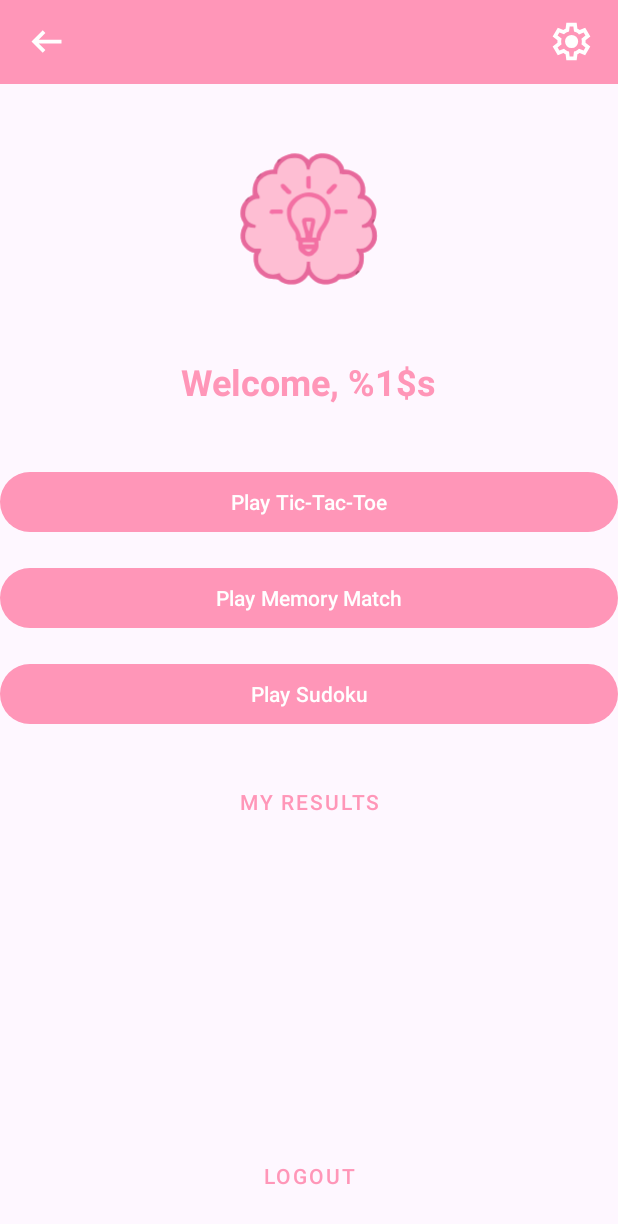
After one commit to TamaraKosovac/Games-collection, an Android app: the layout activity_main_menu.xml on its own in the app's theme, with its tools: preview values and no code run, on a phone screen of 412 x 824 dp. The commit adds this screen. Shown: the top 1224 px of the screen. Run offline under Robolectric (Android 15) with nearby library versions, the phone set to English and light mode, and no system bars.

Commit message:
Added menu options

```diff
--- a/Mozgalica/app/src/main/AndroidManifest.xml
+++ b/Mozgalica/app/src/main/AndroidManifest.xml
@@ -12,6 +12,9 @@
         android:supportsRtl="true"
         android:theme="@style/Theme.Mozgalica"
         tools:targetApi="31">
+        <activity
+            android:name=".activities.MainMenuActivity"
+            android:exported="false" />
         <activity
             android:name=".activities.SettingsActivity"
             android:exported="false" />
@@ -35,6 +38,7 @@
             android:exported="true">
             <intent-filter>
                 <action android:name="android.intent.action.MAIN" />
+
                 <category android:name="android.intent.category.LAUNCHER" />
             </intent-filter>
         </activity>
--- a/Mozgalica/app/src/main/java/com/example/mozgalica/activities/LoginActivity.java
+++ b/Mozgalica/app/src/main/java/com/example/mozgalica/activities/LoginActivity.java
@@ -29,6 +29,9 @@ public class LoginActivity extends AppCompatActivity {
     protected void onCreate(Bundle savedInstanceState) {
         super.onCreate(savedInstanceState);
         setContentView(R.layout.activity_login);
+        if (android.os.Build.VERSION.SDK_INT >= android.os.Build.VERSION_CODES.LOLLIPOP) {
+            getWindow().setStatusBarColor(getResources().getColor(R.color.colorPrimaryVariant));
+        }
 
         dbHelper = new DatabaseHelper(this);
 
@@ -62,9 +65,15 @@ public class LoginActivity extends AppCompatActivity {
 
             if (dbHelper.checkUser(username, password)) {
                 Toast.makeText(this, getString(R.string.login_success), Toast.LENGTH_SHORT).show();
+
+                Intent intent = new Intent(this, MainMenuActivity.class);
+                intent.putExtra("USERNAME", username);
+                startActivity(intent);
+                finish();
             } else {
                 Toast.makeText(this, getString(R.string.login_failed), Toast.LENGTH_SHORT).show();
             }
+
         });
 
         tvGoToRegister.setText(getString(R.string.go_to_register));
--- /dev/null
+++ b/Mozgalica/app/src/main/java/com/example/mozgalica/activities/MainMenuActivity.java
@@ -0,0 +1,57 @@
+package com.example.mozgalica.activities;
+
+import android.content.Intent;
+import android.os.Bundle;
+import android.view.View;
+import android.widget.TextView;
+
+import androidx.appcompat.app.AppCompatActivity;
+
+import com.example.mozgalica.R;
+
+public class MainMenuActivity extends AppCompatActivity {
+
+    private TextView tvWelcome;
+
+    @Override
+    protected void onCreate(Bundle savedInstanceState) {
+        super.onCreate(savedInstanceState);
+        setContentView(R.layout.activity_main_menu);
+        if (android.os.Build.VERSION.SDK_INT >= android.os.Build.VERSION_CODES.LOLLIPOP) {
+            getWindow().setStatusBarColor(getResources().getColor(R.color.colorPrimaryVariant));
+        }
+
+        tvWelcome = findViewById(R.id.tvWelcome);
+        String username = getIntent().getStringExtra("USERNAME");
+
+        tvWelcome.setText(getString(R.string.welcome, username));
+    }
+    public void onPlayTicTacToe(View view) {
+        startActivity(new Intent(this, TicTacToeActivity.class));
+    }
+
+    public void onPlayMemoryMatch(View view) {
+        startActivity(new Intent(this, MemoryMatchActivity.class));
+    }
+
+    public void onPlaySudoku(View view) {
+        startActivity(new Intent(this, SudokuActivity.class));
+    }
+
+    public void onShowHistory(View view) {
+        Intent intent = new Intent(this, HistoryActivity.class);
+        intent.putExtra("USERNAME", getIntent().getStringExtra("USERNAME"));
+        startActivity(intent);
+    }
+
+    public void onSettings(View view) {
+        startActivity(new Intent(this, SettingsActivity.class));
+    }
+
+    public void onLogout(View view) {
+        Intent intent = new Intent(this, LoginActivity.class);
+        intent.setFlags(Intent.FLAG_ACTIVITY_NEW_TASK | Intent.FLAG_ACTIVITY_CLEAR_TASK); // očisti backstack
+        startActivity(intent);
+        finish();
+    }
+}
--- a/Mozgalica/app/src/main/java/com/example/mozgalica/activities/RegisterActivity.java
+++ b/Mozgalica/app/src/main/java/com/example/mozgalica/activities/RegisterActivity.java
@@ -30,6 +30,9 @@ public class RegisterActivity extends AppCompatActivity {
     protected void onCreate(Bundle savedInstanceState) {
         super.onCreate(savedInstanceState);
         setContentView(R.layout.activity_register);
+        if (android.os.Build.VERSION.SDK_INT >= android.os.Build.VERSION_CODES.LOLLIPOP) {
+            getWindow().setStatusBarColor(getResources().getColor(R.color.colorPrimaryVariant));
+        }
 
         dbHelper = new DatabaseHelper(this);
 
--- /dev/null
+++ b/Mozgalica/app/src/main/res/drawable/ic_back.xml
@@ -0,0 +1,9 @@
+<vector xmlns:android="http://schemas.android.com/apk/res/android"
+    android:width="24dp"
+    android:height="24dp"
+    android:viewportWidth="960"
+    android:viewportHeight="960">
+  <path
+      android:pathData="M400,720 L160,480l240,-240 56,58 -142,142h486v80L314,520l142,142 -56,58Z"
+      android:fillColor="#e3e3e3"/>
+</vector>
--- /dev/null
+++ b/Mozgalica/app/src/main/res/drawable/ic_settings.xml
@@ -0,0 +1,9 @@
+<vector xmlns:android="http://schemas.android.com/apk/res/android"
+    android:width="24dp"
+    android:height="24dp"
+    android:viewportWidth="960"
+    android:viewportHeight="960">
+  <path
+      android:pathData="m370,880 l-16,-128q-13,-5 -24.5,-12T307,725l-119,50L78,585l103,-78q-1,-7 -1,-13.5v-27q0,-6.5 1,-13.5L78,375l110,-190 119,50q11,-8 23,-15t24,-12l16,-128h220l16,128q13,5 24.5,12t22.5,15l119,-50 110,190 -103,78q1,7 1,13.5v27q0,6.5 -2,13.5l103,78 -110,190 -118,-50q-11,8 -23,15t-24,12L590,880L370,880ZM440,800h79l14,-106q31,-8 57.5,-23.5T639,633l99,41 39,-68 -86,-65q5,-14 7,-29.5t2,-31.5q0,-16 -2,-31.5t-7,-29.5l86,-65 -39,-68 -99,42q-22,-23 -48.5,-38.5T533,266l-13,-106h-79l-14,106q-31,8 -57.5,23.5T321,327l-99,-41 -39,68 86,64q-5,15 -7,30t-2,32q0,16 2,31t7,30l-86,65 39,68 99,-42q22,23 48.5,38.5T427,694l13,106ZM482,620q58,0 99,-41t41,-99q0,-58 -41,-99t-99,-41q-59,0 -99.5,41T342,480q0,58 40.5,99t99.5,41ZM480,480Z"
+      android:fillColor="#e3e3e3"/>
+</vector>
--- /dev/null
+++ b/Mozgalica/app/src/main/res/layout/activity_main_menu.xml
@@ -0,0 +1,117 @@
+<RelativeLayout xmlns:android="http://schemas.android.com/apk/res/android"
+    android:layout_width="match_parent"
+    android:layout_height="match_parent">
+
+    <RelativeLayout
+        android:id="@+id/topNavBar"
+        android:layout_width="match_parent"
+        android:layout_height="@dimen/navbar_height"
+        android:background="@color/colorPrimary"
+        android:layout_alignParentTop="true">
+
+        <ImageView
+            android:id="@+id/btnBack"
+            android:layout_width="@dimen/icon_size_nav"
+            android:layout_height="@dimen/icon_size_nav"
+            android:src="@drawable/ic_back"
+            android:contentDescription="@string/back"
+            android:layout_centerVertical="true"
+            android:tint="@color/colorOnPrimary"
+            android:layout_alignParentStart="true"
+            android:layout_marginStart="@dimen/margin_medium"
+            android:clickable="true"
+            android:focusable="true"
+            android:onClick="onBack" />
+
+        <ImageView
+            android:id="@+id/btnSettingsIcon"
+            android:layout_width="@dimen/icon_size_nav"
+            android:layout_height="@dimen/icon_size_nav"
+            android:src="@drawable/ic_settings"
+            android:layout_centerVertical="true"
+            android:contentDescription="@string/settings"
+            android:tint="@color/colorOnPrimary"
+            android:layout_marginEnd="@dimen/margin_medium"
+            android:layout_alignParentEnd="true"
+            android:clickable="true"
+            android:focusable="true"
+            android:onClick="onSettings" />
+    </RelativeLayout>
+
+    <ImageView
+        android:id="@+id/logoImage"
+        android:layout_width="@dimen/logo_size"
+        android:layout_height="@dimen/logo_size"
+        android:src="@drawable/ic_launcher_foreground"
+        android:contentDescription="@string/app_name"
+        android:layout_below="@id/topNavBar"
+        android:layout_marginTop="@dimen/margin_medium"
+        android:layout_centerHorizontal="true" />
+
+    <TextView
+        android:id="@+id/tvWelcome"
+        android:text="@string/welcome"
+        android:textSize="@dimen/title_text_size"
+        android:textColor="@color/colorPrimary"
+        android:textStyle="bold"
+        android:layout_below="@id/logoImage"
+        android:layout_marginTop="@dimen/margin_medium"
+        android:layout_centerHorizontal="true"
+        android:layout_width="wrap_content"
+        android:layout_height="wrap_content" />
+
+    <Button
+        android:id="@+id/btnTicTacToe"
+        style="@style/MozgalicaButton"
+        android:text="@string/play_tic_tac_toe"
+        android:onClick="onPlayTicTacToe"
+        android:layout_below="@id/tvWelcome"
+        android:layout_marginTop="@dimen/game_button_top_margin"
+        android:layout_centerHorizontal="true"
+        android:layout_width="match_parent"
+        android:layout_height="wrap_content" />
+
+    <Button
+        android:id="@+id/btnMemoryMatch"
+        style="@style/MozgalicaButton"
+        android:text="@string/play_memory_match"
+        android:onClick="onPlayMemoryMatch"
+        android:layout_below="@id/btnTicTacToe"
+        android:layout_marginTop="@dimen/margin_medium"
+        android:layout_centerHorizontal="true"
+        android:layout_width="match_parent"
+        android:layout_height="wrap_content" />
+
+    <Button
+        android:id="@+id/btnSudoku"
+        style="@style/MozgalicaButton"
+        android:text="@string/play_sudoku"
+        android:onClick="onPlaySudoku"
+        android:layout_below="@id/btnMemoryMatch"
+        android:layout_marginTop="@dimen/margin_medium"
+        android:layout_centerHorizontal="true"
+        android:layout_width="match_parent"
+        android:layout_height="wrap_content" />
+
+    <Button
+        android:id="@+id/btnHistory"
+        style="@style/MozgalicaSecondaryButton"
+        android:text="@string/my_results"
+        android:onClick="onShowHistory"
+        android:layout_below="@id/btnSudoku"
+        android:layout_marginTop="@dimen/margin_large"
+        android:layout_centerHorizontal="true"
+        android:layout_width="wrap_content"
+        android:layout_height="wrap_content" />
+
+    <Button
+        android:id="@+id/btnLogout"
+        style="@style/MozgalicaSecondaryButton"
+        android:text="@string/logout"
+        android:onClick="onLogout"
+        android:layout_alignParentBottom="true"
+        android:layout_centerHorizontal="true"
+        android:layout_marginBottom="@dimen/margin_medium"
+        android:layout_width="wrap_content"
+        android:layout_height="wrap_content" />
+</RelativeLayout>
--- a/Mozgalica/app/src/main/res/values/dimens.xml
+++ b/Mozgalica/app/src/main/res/values/dimens.xml
@@ -14,10 +14,14 @@
     <dimen name="padding_end_icon">48dp</dimen>
 
     <dimen name="icon_size_small">24dp</dimen>
+    <dimen name="icon_size_nav">30dp</dimen>
     <dimen name="icon_size_medium">48dp</dimen>
     <dimen name="icon_padding">12dp</dimen>
     <dimen name="icon_margin_end">12dp</dimen>
     <dimen name="logo_size">150dp</dimen>
 
     <dimen name="main_padding">24dp</dimen>
+    <dimen name="title_text_size">24sp</dimen>
+    <dimen name="game_button_top_margin">40dp</dimen>
+    <dimen name="navbar_height">56dp</dimen>
 </resources>
--- a/Mozgalica/app/src/main/res/values/strings.xml
+++ b/Mozgalica/app/src/main/res/values/strings.xml
@@ -17,4 +17,12 @@
     <string name="login_failed">Incorrect username or password</string>
     <string name="go_to_register">Don\'t have an account? Register</string>
     <string name="show_password_icon">Show or hide password</string>
+    <string name="settings">Settings</string>
+    <string name="welcome">Welcome, %1$s</string>
+    <string name="play_tic_tac_toe">Play Tic-Tac-Toe</string>
+    <string name="play_memory_match">Play Memory Match</string>
+    <string name="play_sudoku">Play Sudoku</string>
+    <string name="my_results">My Results</string>
+    <string name="back">Back</string>
+    <string name="logout">Logout</string>
 </resources>
--- a/Mozgalica/app/src/main/res/values/themes.xml
+++ b/Mozgalica/app/src/main/res/values/themes.xml
@@ -36,4 +36,10 @@
         <item name="cardCornerRadius">12dp</item>
     </style>
 
+    <style name="MozgalicaSecondaryButton" parent="Widget.MaterialComponents.Button.TextButton">
+        <item name="android:textColor">@color/colorPrimary</item>
+        <item name="android:background">@android:color/transparent</item>
+        <item name="android:textSize">14sp</item>
+    </style>
+
 </resources>
```
Also changed, not shown: 1 other file.
